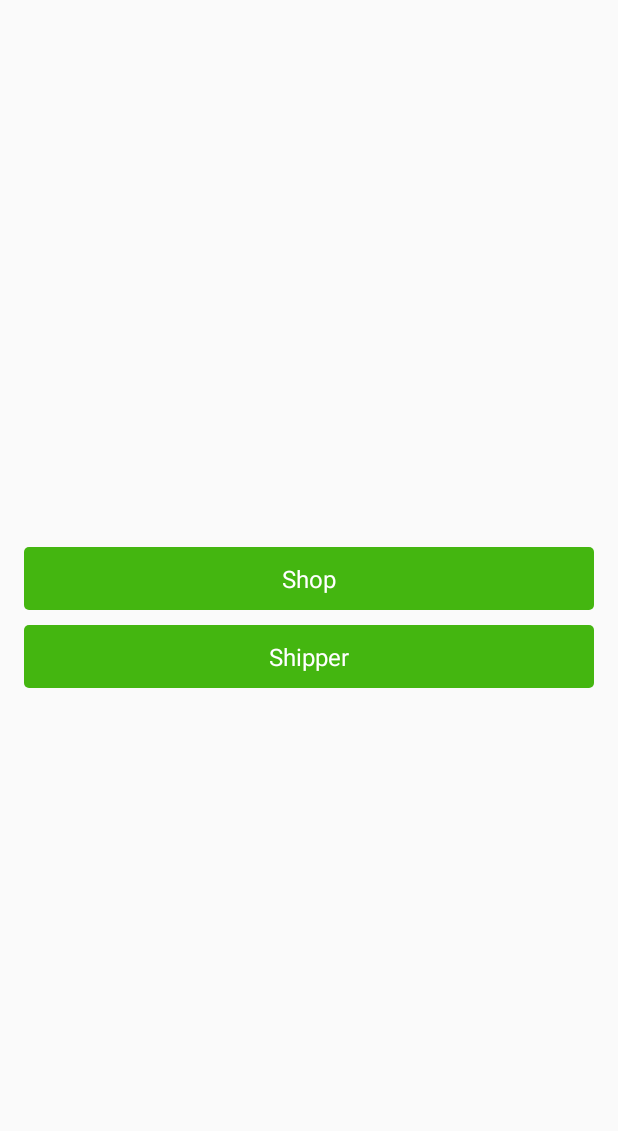
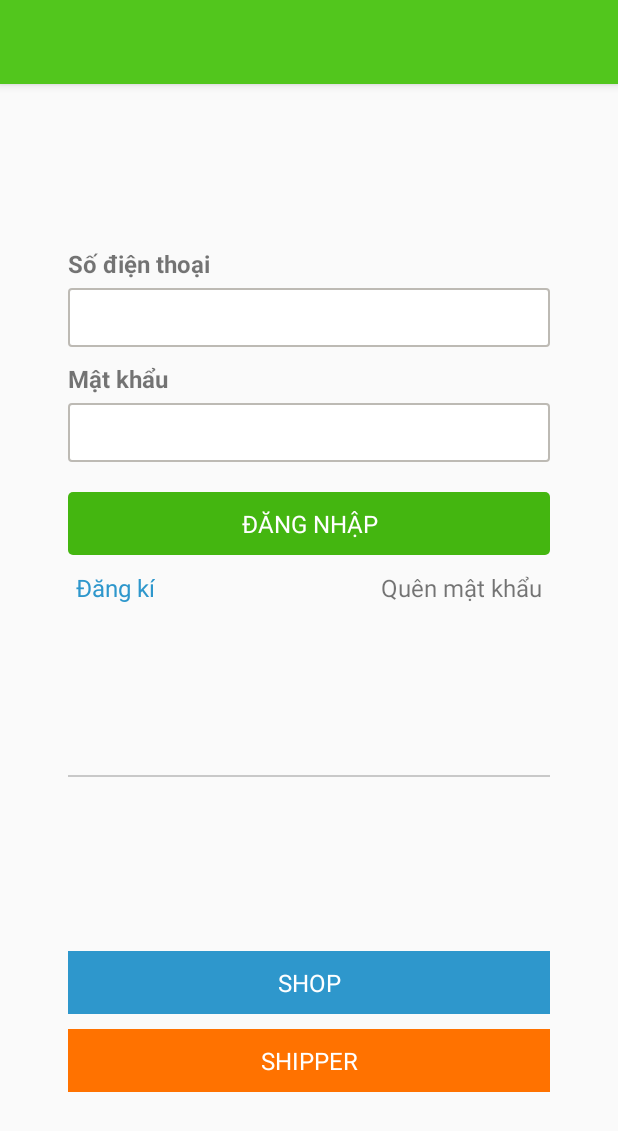
Before and after one commit to framgia/ishipper.android, an Android app: the screen it shows after launch (LoginActivity), on a phone screen of 412 x 824 dp. Shown: the top 1131 px of the screen. Run offline under Robolectric (Android 15) with nearby library versions, the phone set to English and light mode, and no system bars; our stand-ins replace ButterKnife.

Commit message:
Create Login UI

```diff
--- /dev/null
+++ b/app/src/main/res/drawable/bg_edittext_login.xml
@@ -0,0 +1,9 @@
+<?xml version="1.0" encoding="utf-8"?>
+<shape xmlns:android="http://schemas.android.com/apk/res/android"
+       android:shape="rectangle">
+    <stroke
+        android:width="@dimen/all_stroke_width"
+        android:color="@color/gray"/>
+    <solid android:color="@color/white"/>
+    <corners android:radius="@dimen/all_corner_radius"/>
+</shape>
--- a/app/src/main/res/layout/activity_login.xml
+++ b/app/src/main/res/layout/activity_login.xml
@@ -2,23 +2,129 @@
 <LinearLayout xmlns:android="http://schemas.android.com/apk/res/android"
               android:layout_width="match_parent"
               android:layout_height="match_parent"
+              android:orientation="vertical">
+
+    <include layout="@layout/toolbar"/>
+
+    <LinearLayout
+        android:layout_width="match_parent"
+        android:layout_height="match_parent"
+        android:orientation="vertical"
+        android:paddingLeft="@dimen/activity_login_margin"
+        android:paddingRight="@dimen/activity_login_margin">
+
+        <LinearLayout
+            android:layout_width="match_parent"
+            android:layout_height="0dp"
+            android:layout_weight="3"
             android:gravity="center"
-    android:orientation="vertical"
-    android:padding="@dimen/activity_vertical_margin">
+            android:orientation="vertical">
+
+            <TextView
+                android:layout_width="match_parent"
+                android:layout_height="wrap_content"
+                android:text="@string/username_login"
+                android:textSize="@dimen/text_size_title"
+                android:textStyle="bold"/>
+
+            <EditText
+                android:id="@+id/edtPhoneNumber"
+                style="@style/AppTextFieldStyle"
+                android:layout_width="match_parent"
+                android:layout_height="wrap_content"
+                android:layout_marginTop="@dimen/all_margin_small"
+                android:inputType="phone"
+                android:textSize="@dimen/text_size_content"/>
+
+            <TextView
+                android:layout_width="match_parent"
+                android:layout_height="wrap_content"
+                android:layout_marginTop="@dimen/all_padding_medium"
+                android:text="@string/pass_login"
+                android:textSize="@dimen/text_size_title"
+                android:textStyle="bold"/>
+
+            <EditText
+                android:id="@+id/edtPassword"
+                style="@style/AppTextFieldStyle"
+                android:layout_width="match_parent"
+                android:layout_height="wrap_content"
+                android:layout_marginTop="@dimen/all_margin_small"
+                android:inputType="textPassword"
+                android:textSize="@dimen/text_size_content"/>
+
+            <TextView
+                android:id="@+id/btnLogin"
+                style="@style/AppButton"
+                android:layout_width="match_parent"
+                android:layout_height="wrap_content"
+                android:layout_marginTop="@dimen/all_margin_large"
+                android:text="@string/login"/>
+
+            <RelativeLayout
+                android:layout_width="match_parent"
+                android:layout_height="wrap_content"
+                android:layout_marginTop="@dimen/all_margin_small">
+
+                <TextView
+                    android:id="@+id/btnRegister"
+                    android:layout_width="wrap_content"
+                    android:layout_height="wrap_content"
+                    android:padding="@dimen/all_padding_small"
+                    android:text="@string/register"
+                    android:textColor="@color/blue"
+                    android:textSize="@dimen/text_size_button"/>
+
+                <TextView
+                    android:id="@+id/btnForgotPass"
+                    android:layout_width="wrap_content"
+                    android:layout_height="wrap_content"
+                    android:layout_alignParentRight="true"
+                    android:padding="@dimen/all_padding_small"
+                    android:text="@string/forgot_pass"
+                    android:textSize="@dimen/text_size_button"/>
+
+            </RelativeLayout>
+        </LinearLayout>
+
+        <LinearLayout
+            android:layout_width="match_parent"
+            android:layout_height="0dp"
+            android:layout_weight="2"
+            android:gravity="center"
+            android:orientation="vertical">
+
+            <View
+                android:layout_width="match_parent"
+                android:layout_height="@dimen/all_divider_height"
+                android:layout_marginBottom="@dimen/all_margin_large"
+                android:background="@color/black_20"/>
+
+            <LinearLayout
+                android:layout_width="match_parent"
+                android:layout_height="match_parent"
+                android:gravity="center"
+                android:orientation="vertical">
 
                 <TextView
                     android:id="@+id/btnShop"
                     style="@style/AppButton"
                     android:layout_width="match_parent"
                     android:layout_height="wrap_content"
-        android:text="@string/shop" />
+                    android:background="@color/blue"
+                    android:text="@string/shop"/>
 
                 <TextView
                     android:id="@+id/btnShipper"
                     style="@style/AppButton"
                     android:layout_width="match_parent"
                     android:layout_height="wrap_content"
-        android:layout_marginTop="@dimen/_10dp"
-        android:text="@string/shipper" />
+                    android:layout_marginTop="@dimen/all_margin_medium"
+                    android:background="@color/color_status_pick"
+                    android:text="@string/shipper"/>
 
             </LinearLayout>
+        </LinearLayout>
+
+    </LinearLayout>
+</LinearLayout>
--- a/app/src/main/res/values/colors.xml
+++ b/app/src/main/res/values/colors.xml
@@ -8,6 +8,7 @@
     <color name="colorGreenDark">#72c125</color>
     <color name="blue">#2e97cc</color>
     <color name="white">#fff</color>
+    <color name="gray">#bdbab4</color>
     <color name="back_ground_grey">#ffeeeeee</color>
     <color name="grey_DA_lightest">#ffc3c3c3</color>
     <color name="fiveship_list_background">#ffebebeb</color>
@@ -16,6 +17,7 @@
     <color name="fiveship_common_text">#ff3f454f</color>
     <color name="grey_DA_light">#ffadadad</color>
     <color name="black_80">#7f000000</color>
+    <color name="black_20">#33000000</color>
     <color name="light_gray">#e1e1e1</color>
     <color name="button_clean_background">#f9f9f9</color>
     <color name="button_stroke_clean">#ebebeb</color>
--- a/app/src/main/res/values/dimens.xml
+++ b/app/src/main/res/values/dimens.xml
@@ -3,16 +3,14 @@
     <dimen name="activity_horizontal_margin">16dp</dimen>
     <dimen name="activity_vertical_margin">16dp</dimen>
     <dimen name="_10dp">10dp</dimen>
-    <dimen name="text_size_button">16sp</dimen>
-    <dimen name="text_size_content">14sp</dimen>
-    <dimen name="text_size_content_plus">16sp</dimen>
+
     <dimen name="_3dp">3dp</dimen>
     <dimen name="fab_margin">16dp</dimen>
     <dimen name="appbar_padding_top">8dp</dimen>
-    <dimen name="text_margin">16dp</dimen>
     <dimen name="margin_4">4dp</dimen>
     <dimen name="padding_4">4dp</dimen>
 
+    <!--Navigation-->
     <dimen name="nav_contact_icon_width">90dp</dimen>
     <dimen name="nav_contact_icon_height">90dp</dimen>
     <dimen name="nav_contact_icon_margin">16dp</dimen>
@@ -25,17 +23,45 @@
     <dimen name="dot_repeat_width">3dp</dimen>
     <dimen name="_15dp">15dp</dimen>
     <dimen name="_20dp">20dp</dimen>
+
+
     <dimen name="_5dp">5dp</dimen>
     <dimen name="_30dp">30dp</dimen>
     <dimen name="_50dp">50dp</dimen>
     <dimen name="fragment_shipping_desc_height">80dp</dimen>
     <dimen name="button_accept_shipper_width">250dp</dimen>
-    <dimen name="text_size_tiny_material">10sp</dimen>
     <dimen name="_40dp">40dp</dimen>
 
-    <dimen name="text_view_margin">10dp</dimen>
     <dimen name="button_edge_radius">3dp</dimen>
     <dimen name="button_stroke_size">1dp</dimen>
     <dimen name="nav_header_icon_margin_top">35dp</dimen>
+
+    <!--Activity Login-->
+    <dimen name="activity_login_margin">45dp</dimen>
+
+    <!-- Shape -->
+    <dimen name="all_divider_height">1dp</dimen>
+    <dimen name="all_stroke_width">1dp</dimen>
+    <dimen name="all_corner_radius">2dp</dimen>
+
+    <!-- Text Size -->
+    <dimen name="text_size_button">16sp</dimen>
+    <dimen name="text_size_content">14sp</dimen>
+    <dimen name="text_size_content_plus">16sp</dimen>
     <dimen name="text_size_title">16sp</dimen>
+    <dimen name="text_size_15sp">15sp</dimen>
+    <dimen name="text_size_18sp">18sp</dimen>
+    <dimen name="text_view_margin">10dp</dimen>
+    <dimen name="text_size_tiny_material">10sp</dimen>
+
+    <!-- Margin -->
+    <dimen name="all_margin_large">20dp</dimen>
+    <dimen name="all_margin_medium">10dp</dimen>
+    <dimen name="all_margin_small">5dp</dimen>
+
+    <!-- Padding -->
+    <dimen name="all_padding_large">20dp</dimen>
+    <dimen name="all_padding_medium">10dp</dimen>
+    <dimen name="all_padding_small">5dp</dimen>
+
 </resources>
--- a/app/src/main/res/values/strings.xml
+++ b/app/src/main/res/values/strings.xml
@@ -125,4 +125,9 @@
     <string name="all_shipper_call">Gọi cho shipper</string>
     <string name="accept">CHẤP NHẬN</string>
     <string name="verified">Đã xác nhận</string>
+    <string name="username_login">Số điện thoại</string>
+    <string name="pass_login">Mật khẩu</string>
+    <string name="login">Đăng nhập</string>
+    <string name="register">Đăng kí</string>
+    <string name="forgot_pass">Quên mật khẩu</string>
 </resources>
--- a/app/src/main/res/values/styles.xml
+++ b/app/src/main/res/values/styles.xml
@@ -13,7 +13,16 @@
         <item name="android:padding">@dimen/_10dp</item>
         <item name="android:textSize">@dimen/text_size_button</item>
         <item name="android:textColor">@color/white</item>
+        <item name="android:textAllCaps">true</item>
         <item name="android:gravity">center</item>
+    </style>
+
+    <style name="AppTextFieldStyle">
+        <item name="android:background">@drawable/bg_edittext_login</item>
+        <item name="android:padding">@dimen/all_padding_medium</item>
+        <item name="android:textSize">@dimen/text_size_content</item>
+        <item name="android:textAllCaps">true</item>
+        <item name="android:singleLine">true</item>
     </style>
 
     <style name="AppTheme.NoActionBar">
```
Lines whose indentation alone changed are shown as unchanged.
